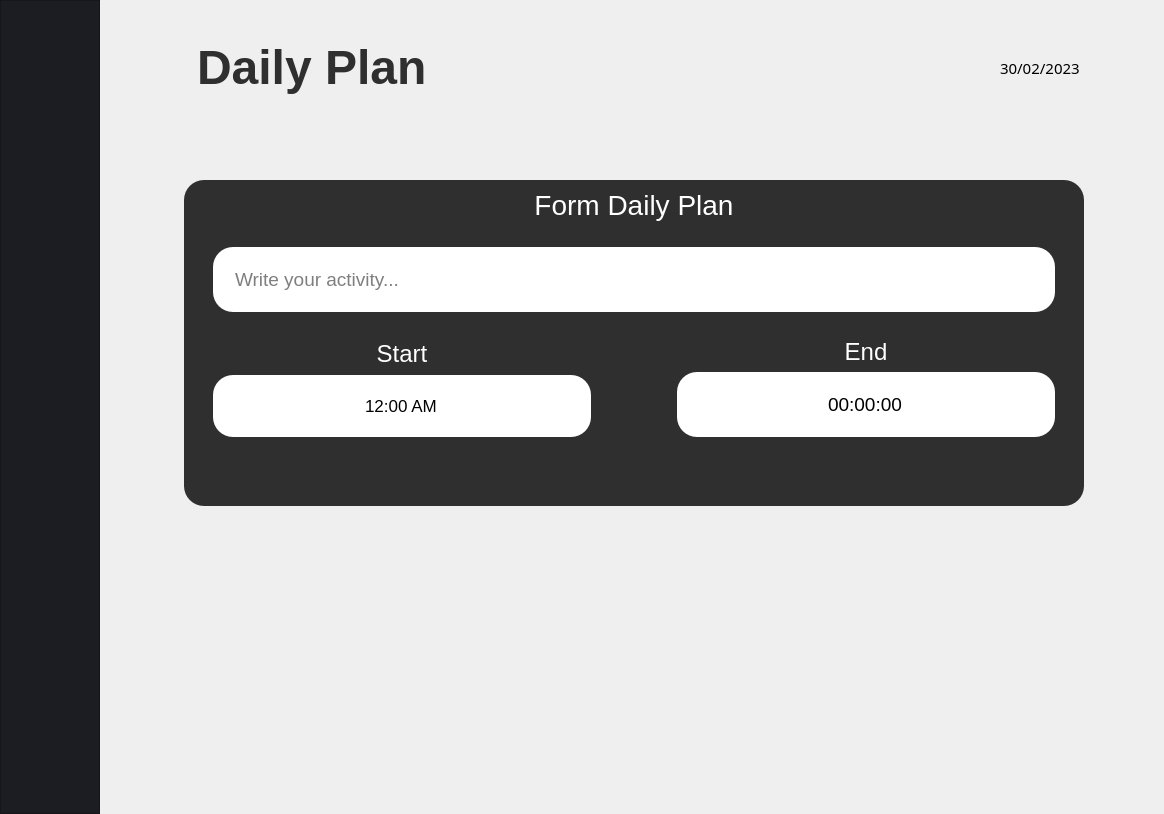
This is src/CatatanHandler/CatatanHarian/Boundary/FormHarian.ui in febryanarota/Memoirs as Qt 5 draws it before an edit. The edited form follows.
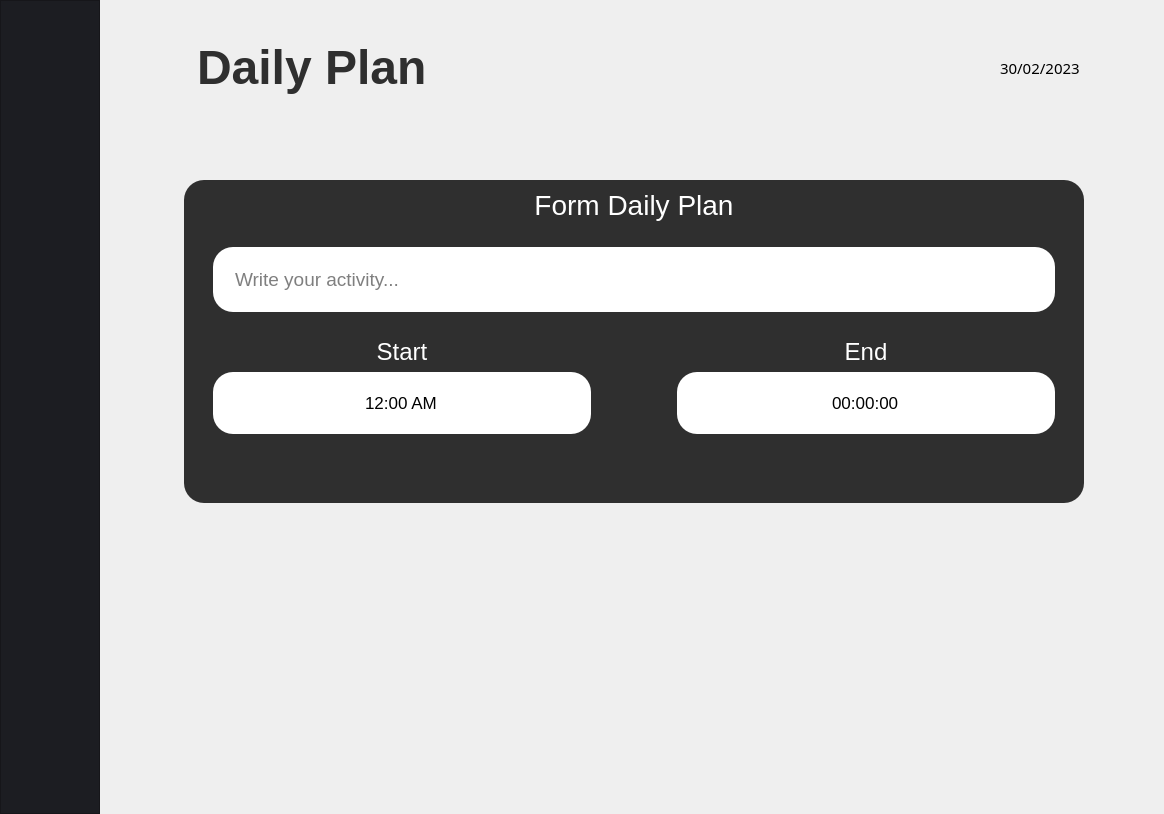
This is the edited form. Icons and pictures are not drawn.

Commit message: update exit button

Patch:
```diff
--- a/src/CatatanHandler/CatatanHarian/Boundary/FormHarian.ui
+++ b/src/CatatanHandler/CatatanHarian/Boundary/FormHarian.ui
@@ -273,7 +273,7 @@
                   <widget class="QTimeEdit" name="timeEdit">
                    <property name="font">
                     <font>
-                     <pointsize>14</pointsize>
+                     <pointsize>13</pointsize>
                     </font>
                    </property>
                    <property name="styleSheet">
@@ -285,6 +285,9 @@
                    <property name="buttonSymbols">
                     <enum>QAbstractSpinBox::NoButtons</enum>
                    </property>
+                   <property name="calendarPopup">
+                    <bool>false</bool>
+                   </property>
                   </widget>
                  </item>
                 </layout>
```
Left out of the diff: 2 changed lines with no effect on the pictures. The commit also changes 3 other files.
